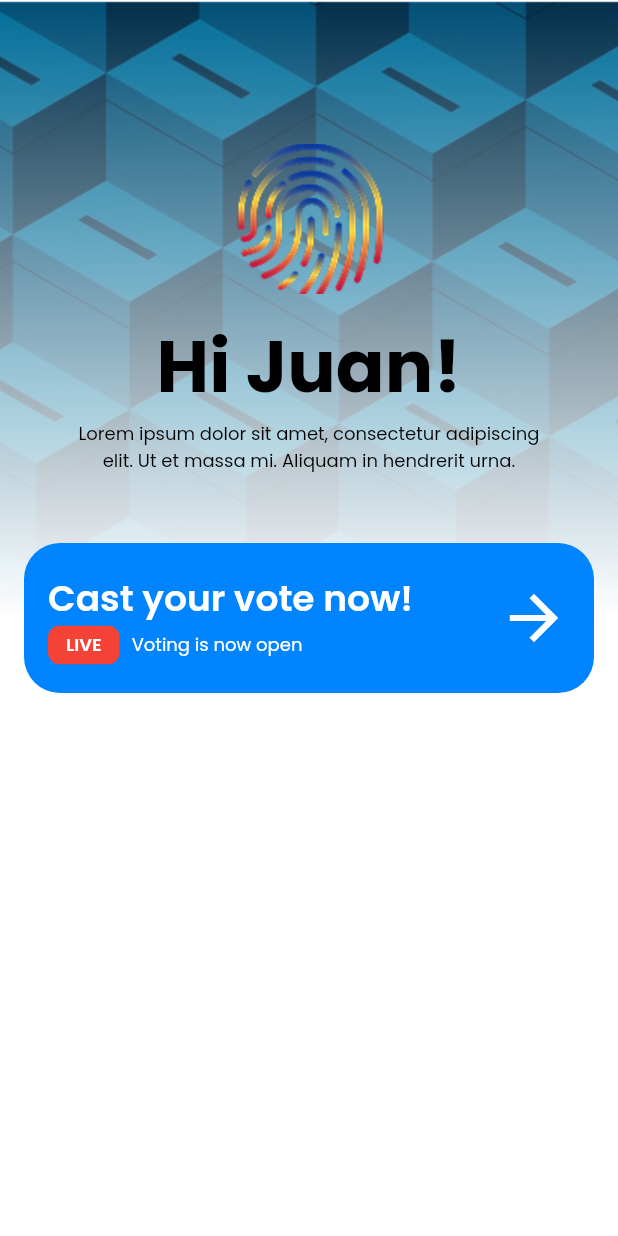
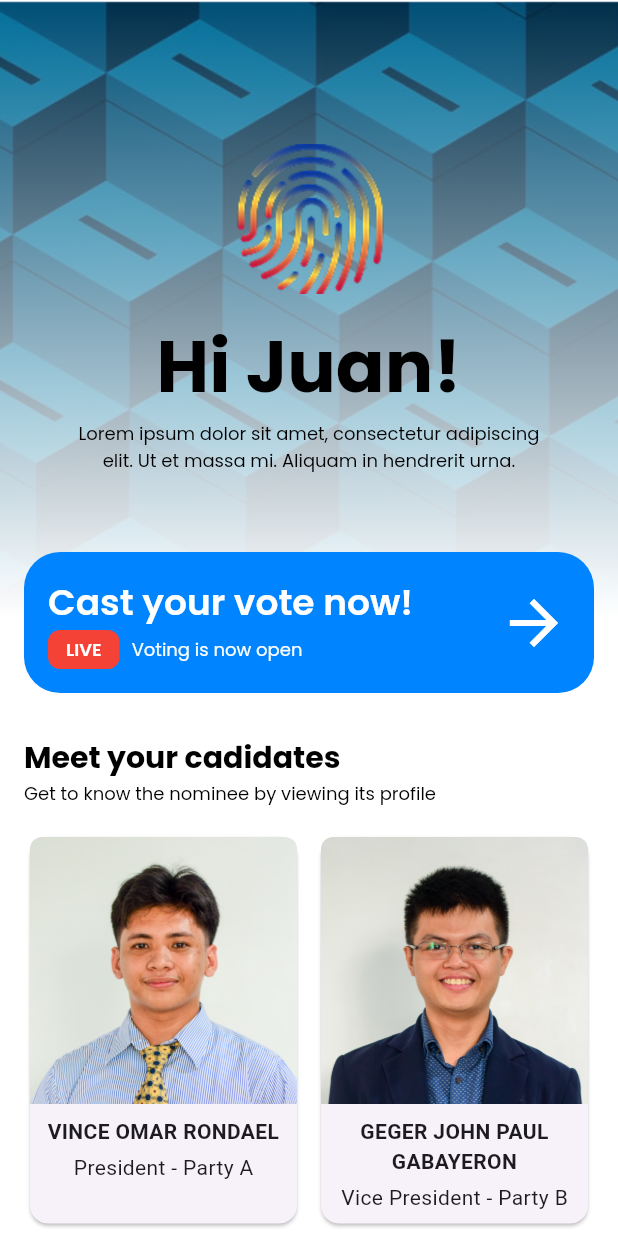
Before and after one commit to ItsMikhaeli/ict110-voting-dashboard, a Flutter app: the screen it shows after launch, on a phone screen of 412 x 824 dp. Run offline on Flutter 3.47's test engine with Material 3 defaults, Android fonts, the phone set to English and light mode, and no system bars; our stand-ins replace google_fonts.

Commit message:
feat: implement CandidateGrid component and integrate candidate data in Dashboard

```diff
--- /dev/null
+++ b/lib/components/candiate_grid.dart
@@ -0,0 +1,117 @@
+import 'package:flutter/material.dart';
+import 'package:google_fonts/google_fonts.dart';
+
+class CandidateGrid extends StatelessWidget {
+  final List<Candidate> candidates;
+
+  const CandidateGrid({
+    super.key,
+    required this.candidates,
+  });
+
+  @override
+  Widget build(BuildContext context) {
+    return Transform.translate(
+      offset: const Offset(0.0, -24.0),
+      child: Padding(
+        padding: const EdgeInsets.symmetric(horizontal: 16.0, vertical: 8.0),
+        child: Column(
+          crossAxisAlignment: CrossAxisAlignment.start,
+          children: [
+            Text(
+              "Meet your cadidates",
+              style: GoogleFonts.poppins(
+                color: Colors.black,
+                fontSize: 20,
+                fontWeight: FontWeight.bold,
+                decoration: TextDecoration.none,
+              )
+            ),
+            Text(
+              "Get to know the nominee by viewing its profile",
+              style: GoogleFonts.poppins(
+                color: Colors.black,
+                fontSize: 12,
+                fontWeight: FontWeight.normal,
+                decoration: TextDecoration.none,
+              )
+            ),
+            const SizedBox(height: 16.0),
+            CandidateGridList(candidates: candidates),
+          ],
+        ),
+      )
+    );
+  }
+}
+
+class CandidateGridList extends StatelessWidget {
+  const CandidateGridList({
+    super.key,
+    required this.candidates,
+  });
+
+  final List<Candidate> candidates;
+
+  @override
+  Widget build(BuildContext context) {
+    return SizedBox(
+      child: GridView.builder(
+        physics: const NeverScrollableScrollPhysics(),
+        shrinkWrap: true,
+        gridDelegate: const SliverGridDelegateWithFixedCrossAxisCount(
+          crossAxisCount: 2,
+          crossAxisSpacing: 8.0,
+          mainAxisSpacing: 8.0,
+          childAspectRatio: 0.7,
+        ),
+        itemCount: candidates.length,
+        itemBuilder: (context, index) {
+          final candidate = candidates[index];
+          return Card(
+            child: Column(
+              mainAxisSize: MainAxisSize.min,
+              mainAxisAlignment: MainAxisAlignment.start,
+              children: [
+                ClipRRect(
+                  borderRadius: BorderRadius.only(
+                    topLeft: Radius.circular(8.0),
+                    topRight: Radius.circular(8.0),
+                  ),
+                  child: candidate.image,
+                ),
+                const SizedBox(height: 8.0),
+                Column(
+                  spacing: 4.0,
+                  mainAxisAlignment: MainAxisAlignment.center,
+                  children: [
+                    Text(
+                      candidate.name,
+                      style: const TextStyle(fontWeight: FontWeight.bold),
+                      textAlign: TextAlign.center,
+                    ),
+                    Text("${candidate.position} - ${candidate.party}")
+                  ],
+                ),
+              ],
+            ),
+          );
+        },
+      ),
+    );
+  }
+}
+
+class Candidate {
+  final String name;
+  final String position;
+  final String party;
+  final Image image;
+
+  Candidate({
+    required this.name,
+    required this.position,
+    required this.party,
+    required this.image,
+  });
+}
--- a/lib/components/vote_cta.dart
+++ b/lib/components/vote_cta.dart
@@ -12,7 +12,6 @@ class VoteCTA extends StatefulWidget {
 }
 
 class _VoteCTAState extends State<VoteCTA> {
-  final double height = 100.0;
   String titleText = "";
   String subtitleText = "";
   Color? color;
@@ -30,13 +29,12 @@ class _VoteCTAState extends State<VoteCTA> {
     }
 
     return Transform.translate(
-      offset: Offset(0.0, -height / 2),
+      offset: const Offset(0.0, -44.0),
       child: Padding(
         padding: const EdgeInsets.symmetric(horizontal: 16.0),
         child: ClipRRect(
           borderRadius: const BorderRadius.all(Radius.circular(24.0)),
           child: Container(
-            height: height,
             width: double.maxFinite,
             color: color,
             child: Padding(
--- a/lib/pages/dashboard.dart
+++ b/lib/pages/dashboard.dart
@@ -1,4 +1,5 @@
 import 'package:flutter/material.dart';
+import 'package:voting_app/components/candiate_grid.dart';
 import 'package:voting_app/components/header_image.dart';
 import 'package:voting_app/components/vote_cta.dart';
 import 'package:voting_app/pages/vote_page.dart';
@@ -12,6 +13,40 @@ class DashboardScreen extends StatefulWidget {
 
 class _DashboardScreenState extends State<DashboardScreen> {
   bool userHasVoted = false;
+
+  // Placeholder for candidates data; TO DO: Change to actual data source
+  final List<Candidate> candidates = [
+    Candidate(
+      name: "VINCE OMAR RONDAEL",
+      position: "President",
+      party: "Party A",
+      image: Image.asset("assets/images/RONDAEL.jpg"),
+    ),
+    Candidate(
+      name: "GEGER JOHN PAUL GABAYERON",
+      position: "Vice President",
+      party: "Party B",
+      image: Image.asset("assets/images/GABAYERON.jpg"),
+    ),
+    Candidate(
+      name: "JOSEPH MIKHAELI JALANDONI",
+      position: "Secretary",
+      party: "Party C",
+      image: Image.asset("assets/images/JALANDONI.jpg"),
+    ),
+    Candidate(
+      name: "KATE ANGEL ABAD",
+      position: "Asst. Secretary",
+      party: "Party D",
+      image: Image.asset("assets/images/ABAD.jpg"),
+    ),
+    Candidate(
+      name: "SUETTE KEY SIMOY",
+      position: "Secretary",
+      party: "Party C",
+      image: Image.asset("assets/images/SIMOY.jpg"),
+    ),
+  ];
 
   @override
   Widget build(BuildContext context) {
@@ -34,6 +69,7 @@ class _DashboardScreenState extends State<DashboardScreen> {
             },
             child: VoteCTA(voteStatus: userHasVoted),
           ),
+          CandidateGrid(candidates: candidates)
         ],
       ),
     );
```
